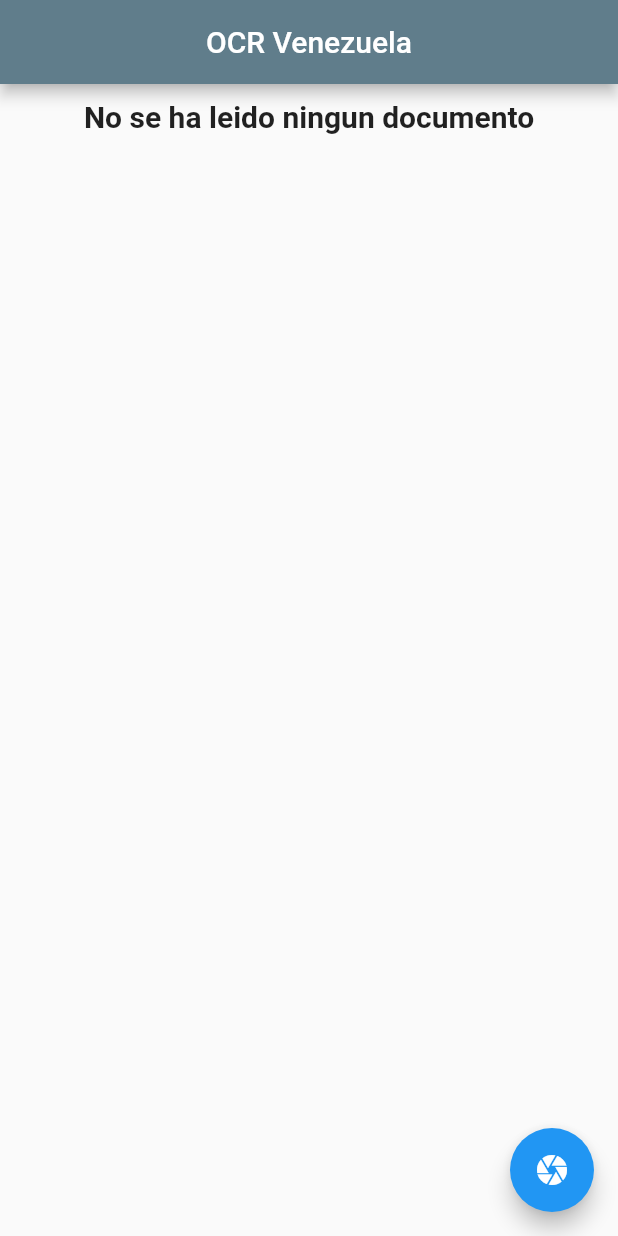
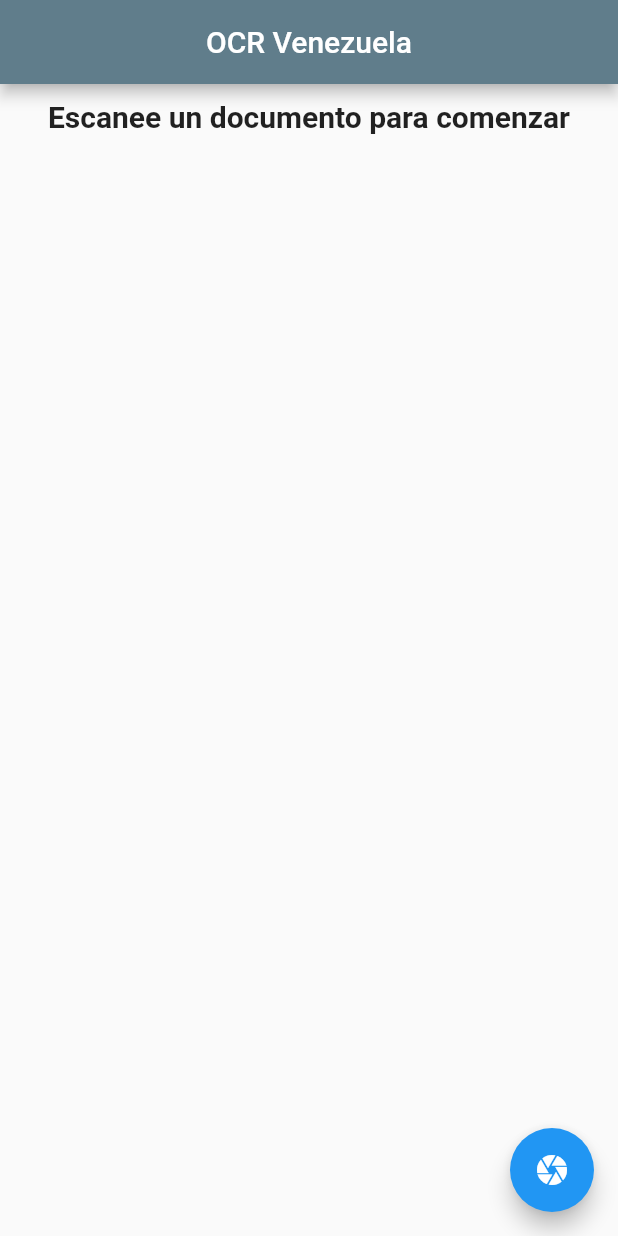
Before and after one commit to josemanrrique/validatedata, a Flutter app: the screen it shows after launch, after a tap on the "camera" icon, on a phone screen of 412 x 824 dp. Run offline on Flutter 3.47's test engine with Material 2 defaults, Android fonts, the phone set to English and light mode, and no system bars; our stand-ins replace image_picker; missing offline and left inert: flutter_tesseract_ocr.

Commit message:
changes for the show images and loading

```diff
--- a/lib/components/informationPerson.component.dart
+++ b/lib/components/informationPerson.component.dart
@@ -1,4 +1,5 @@
 import 'package:flutter/material.dart';
+import 'package:readdata/components/photoCrop.dart';
 import 'package:readdata/models/informationDocuments.model.dart';
 
 class InformationPersonComponent extends StatelessWidget {
@@ -19,6 +20,7 @@ class InformationPersonComponent extends StatelessWidget {
                 "Apellido :", data.lastname, "No se pudo extraer el apellido"),
             _getInformation("Fecha de Nac :", data.dateOfBirth,
                 "No se pudo extraer la fehca de nacimiento"),
+                ImageDocument(data.photoDocumen!),
           ])
         : const Text("La fecha de expiracion no es válida");
   }
--- a/lib/models/datatext.model.dart
+++ b/lib/models/datatext.model.dart
@@ -1,20 +1,24 @@
 import 'package:image_picker/image_picker.dart';
 import 'package:flutter_tesseract_ocr/flutter_tesseract_ocr.dart';
 import 'package:readdata/models/informationDocuments.model.dart';
+
 class DataTextExtract {
-
   static Future<InformationDocuments> captureData() async {
     // File? _pickedImage;
     // _pickedImage = await ImagePicker.platform.pickImage(source: ImageSource.gallery);
     InformationDocuments extractText = InformationDocuments("");
     final picker = ImagePicker();
-    PickedFile? pickedFile = await picker.getImage(source: ImageSource.gallery,  imageQuality: 100);
-    if(pickedFile?.path != null){
-      extractText = InformationDocuments( await FlutterTesseractOcr.extractText(pickedFile!.path, language: 'spa',
-        args: {
-          "psm": "4",
-          "preserve_interword_spaces": "1",
-        }));
+    PickedFile? pickedFile =
+        await picker.getImage(source: ImageSource.gallery, imageQuality: 100);
+    if (pickedFile?.path != null) {
+      extractText = InformationDocuments(
+          await FlutterTesseractOcr.extractText(pickedFile!.path,
+              language: 'spa',
+              args: {
+                "psm": "4",
+                "preserve_interword_spaces": "1",
+              }),
+          path: pickedFile.path);
       // _extractText = await FlutterTesseractOcr.extractText(pickedFile.path, language: 'spa+eng',
       //   args: {
       //     "psm": "4",
--- a/lib/models/informationDocuments.model.dart
+++ b/lib/models/informationDocuments.model.dart
@@ -1,3 +1,5 @@
+import 'dart:io';
+
 class InformationDocuments {
   bool hasData = false;
   late String dataRaw = "";
@@ -5,12 +7,15 @@ class InformationDocuments {
   String? name;
   String? lastname;
   String? dateOfBirth;
+  File? photoDocumen;
   bool active = false;
 
-  InformationDocuments(dataRaw) {
+  InformationDocuments(dataRaw,{ String? path}) {
     if (dataRaw != "") {
       this.dataRaw = dataRaw;
       _extractText(dataRaw);
+      photoDocumen = File(path!);
+      hasData = true;
     }
   }
 
@@ -29,7 +34,6 @@ class InformationDocuments {
     lastname = _getName(dataSplit[index + 2]); //dataSplit[index + 2];
     dateOfBirth = _getDateOfBirth(dataAux.replaceAll(_id!, ""));
     active = _getDateExp(dataAux);
-    hasData = true;
   }
 
   String? _getnumberci(data) {
--- a/lib/pages/home.page.dart
+++ b/lib/pages/home.page.dart
@@ -11,7 +11,7 @@ class HomePage extends StatefulWidget {
 }
 
 class _HomePageState extends State<HomePage> {
-  String textDisplay = "";
+  bool _loading = false;
   InformationDocuments _extractText = InformationDocuments("");
 
   @override
@@ -24,19 +24,7 @@ class _HomePageState extends State<HomePage> {
       ),
       body: ListView(
         children: [
-          _extractText.hasData
-              ? InformationPersonComponent(_extractText)
-              : Container(
-                  child: const Text(
-                    "No se ha leido ningun documento",
-                    textAlign: TextAlign.center,
-                    style: TextStyle(
-                      fontWeight: FontWeight.bold,
-                      fontSize: 20,
-                    ),
-                  ),
-                  padding: const EdgeInsets.only(top: 10.0),
-                ),
+          _loading ? _getLoading() : _getBody(),
         ],
       ),
       floatingActionButton: FloatingActionButton(
@@ -66,8 +54,39 @@ class _HomePageState extends State<HomePage> {
     //     "psm": "4",
     //     "preserve_interword_spaces": "1",
     //   });
+    _loading = true;
+    setState(() {});
+
     _extractText = await DataTextExtract.captureData();
+    _loading = false;
     setState(() {});
+  }
+
+  _getBody() {
+    return _extractText.hasData
+        ? InformationPersonComponent(_extractText)
+        : Container(
+            child: const Text(
+              "Escanee un documento para comenzar",
+              textAlign: TextAlign.center,
+              style: TextStyle(
+                fontWeight: FontWeight.bold,
+                fontSize: 20,
+              ),
+            ),
+            padding: const EdgeInsets.only(top: 10.0),
+          );
+  }
+
+  _getLoading() {
+    return Container(
+      child: const Image(
+          image: AssetImage(
+            'assets/loading.gif',
+          ),
+          fit: BoxFit.cover),
+      padding: const EdgeInsets.only(top: 10.0),
+    );
   }
 }
 
```
Also changed, not shown: lib/components/photoCrop.dart (added, +18 -0 lines), assets/loading.gif (added).
